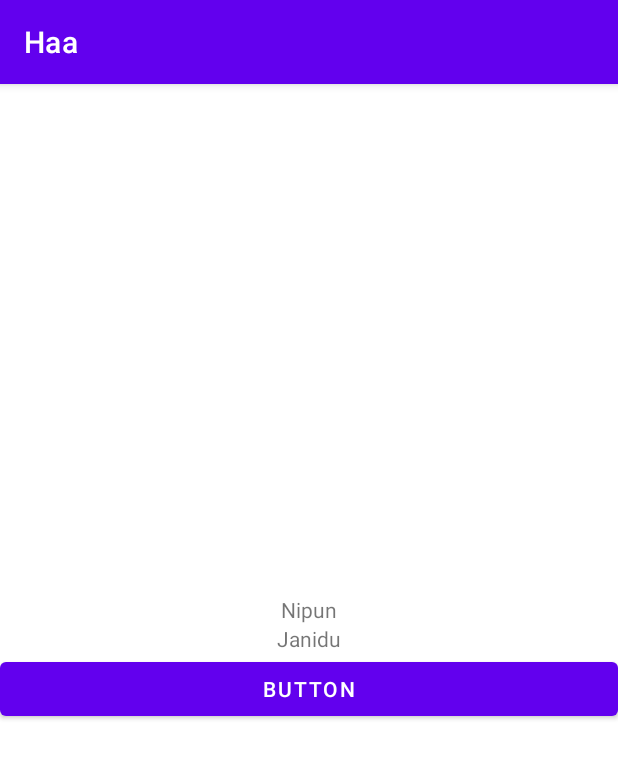
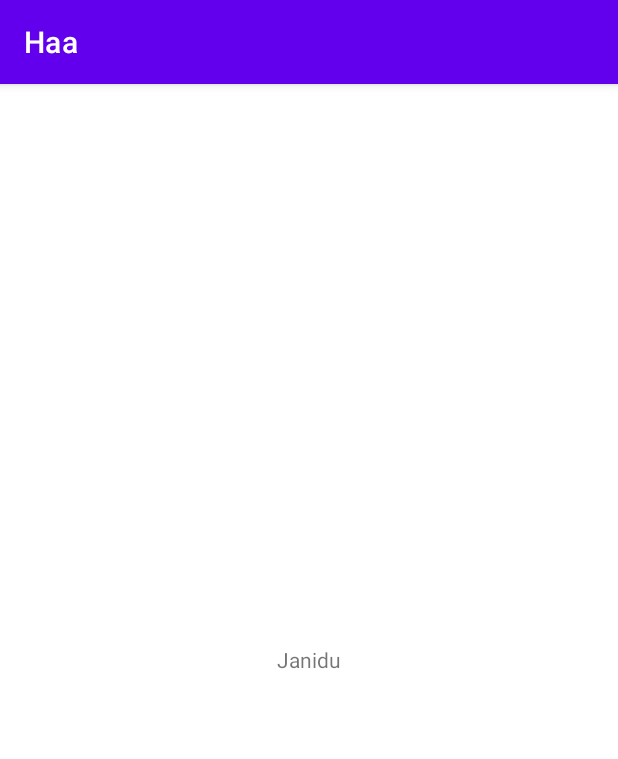
Before and after one commit to JaniduChamika/Mobile-home-account-asistant, an Android app: the screen it shows after launch (MainActivity), on a phone screen of 412 x 824 dp. Shown: the top 759 px of the screen. Run offline under Robolectric (Android 15) with nearby library versions, the light colour scheme and no system bars.

Commit message:
Update activity_main.xml

```diff
--- a/Haa/app/src/main/res/layout/activity_main.xml
+++ b/Haa/app/src/main/res/layout/activity_main.xml
@@ -12,20 +12,7 @@
         android:layout_width="wrap_content"
         android:layout_height="wrap_content"
         android:layout_gravity="center"
-        android:text="Nipun" />
-
-    <TextView
-        android:layout_width="wrap_content"
-        android:layout_height="wrap_content"
-        android:layout_gravity="center"
         android:text="Janidu" />
 
 
-    <Button
-        android:id="@+id/button"
-        android:layout_width="match_parent"
-        android:layout_height="wrap_content"
-        android:text="Button" />
-
-
 </LinearLayout>
```
